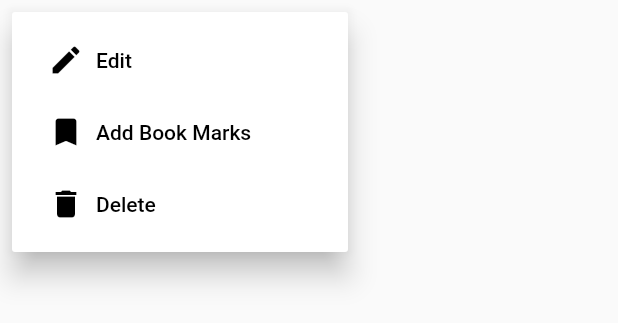
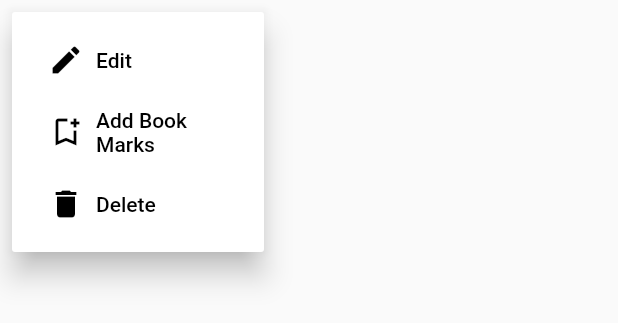
Before and after one commit to OdaFra/Flutter_Task_with_Bloc, a Flutter app: the PopMenuButton widget shown alone on an empty page, opened directly with empty values, after a tap on the "more vert" icon, on a phone screen of 412 x 824 dp. Shown: the top 323 px of the screen. Run offline on Flutter 3.47's test engine with Material 2 defaults, Android fonts, the phone set to English and light mode, and no system bars; our stand-ins replace equatable, flutter_bloc, hydrated_bloc.

Commit message:
Seccion finalizada para uso de Bloc en ejemplo de CRUD task

```diff
--- a/lib/blocs/task_bloc/task_event.dart
+++ b/lib/blocs/task_bloc/task_event.dart
@@ -47,3 +47,28 @@ class MarkFavoriteOrUnFavoriteEvent extends TaskEvent {
   @override
   List<Object> get props => [task];
 }
+
+class EditTask extends TaskEvent {
+  final Task oldTask;
+  final Task newTask;
+
+  const EditTask({
+    required this.oldTask,
+    required this.newTask,
+  });
+  @override
+  List<Object> get props => [
+        oldTask,
+        newTask,
+      ];
+}
+
+class RestoreTask extends TaskEvent {
+  final Task task;
+
+  const RestoreTask({required this.task});
+  @override
+  List<Object> get props => [task];
+}
+
+class DeleteAllTask extends TaskEvent {}
--- a/lib/main.dart
+++ b/lib/main.dart
@@ -46,7 +46,7 @@ class MyApp extends StatelessWidget {
             theme: state.switchvalue
                 ? AppThemes.appThemeData[AppTheme.darkTheme]
                 : AppThemes.appThemeData[AppTheme.lightTheme],
-            home: TabsScreen(),
+            home: const TabsScreen(),
             onGenerateRoute: appRouter.onGenerateRoute,
           );
         },
--- a/lib/services/app_routers.dart
+++ b/lib/services/app_routers.dart
@@ -8,7 +8,7 @@ class AppRouter {
       case RecycleBin.id:
         return MaterialPageRoute(builder: (_) => const RecycleBin());
       case TabsScreen.id:
-        return MaterialPageRoute(builder: (_) => TabsScreen());
+        return MaterialPageRoute(builder: (_) => const TabsScreen());
       default:
         return null;
     }
--- a/lib/widgets/poppu_menu.dart
+++ b/lib/widgets/poppu_menu.dart
@@ -7,10 +7,16 @@ class PopMenuButton extends StatelessWidget {
     Key? key,
     required this.cancelOrDeletingCallback,
     required this.task,
+    required this.likeorDislikeCallBack,
+    required this.editTaskCallBack,
+    required this.restoreTaskCallBack,
   }) : super(key: key);
 
   final Task task;
   final VoidCallback cancelOrDeletingCallback;
+  final VoidCallback likeorDislikeCallBack;
+  final VoidCallback editTaskCallBack;
+  final VoidCallback restoreTaskCallBack;
 
   @override
   Widget build(BuildContext context) {
@@ -19,17 +25,21 @@ class PopMenuButton extends StatelessWidget {
             ? (context) => [
                   PopupMenuItem(
                     child: TextButton.icon(
-                        onPressed: null,
+                        onPressed: editTaskCallBack,
                         icon: const Icon(Icons.edit),
                         label: const Text('Edit')),
-                    onTap: () {},
+                    onTap: null,
                   ),
                   PopupMenuItem(
                     child: TextButton.icon(
                         onPressed: null,
-                        icon: const Icon(Icons.bookmark),
-                        label: const Text('Add Book Marks')),
-                    onTap: () {},
+                        icon: task.isFavorite == false
+                            ? const Icon(Icons.bookmark_add_outlined)
+                            : const Icon(Icons.bookmark_remove),
+                        label: task.isFavorite == false
+                            ? const Text('Add Book \nMarks')
+                            : const Text('Remove from \nBookmarks')),
+                    onTap: likeorDislikeCallBack,
                   ),
                   PopupMenuItem(
                       child: TextButton.icon(
@@ -42,11 +52,12 @@ class PopMenuButton extends StatelessWidget {
                 ]
             : (context) => [
                   PopupMenuItem(
-                      child: TextButton.icon(
-                          onPressed: null,
-                          icon: const Icon(Icons.restore),
-                          label: const Text('Restore')),
-                      onTap: () {}),
+                    child: TextButton.icon(
+                        onPressed: null,
+                        icon: const Icon(Icons.restore),
+                        label: const Text('Restore')),
+                    onTap: restoreTaskCallBack,
+                  ),
                   PopupMenuItem(
                       child: TextButton.icon(
                           onPressed: null,
```
Also changed, not shown: lib/blocs/task_bloc/task_bloc.dart (+84 -0 lines), lib/screens/edit_task_screen.dart (added, +67 -0 lines), lib/screens/recycle_bin.dart (+12 -4 lines), lib/widgets/task_tile.dart (+35 -1 lines).
